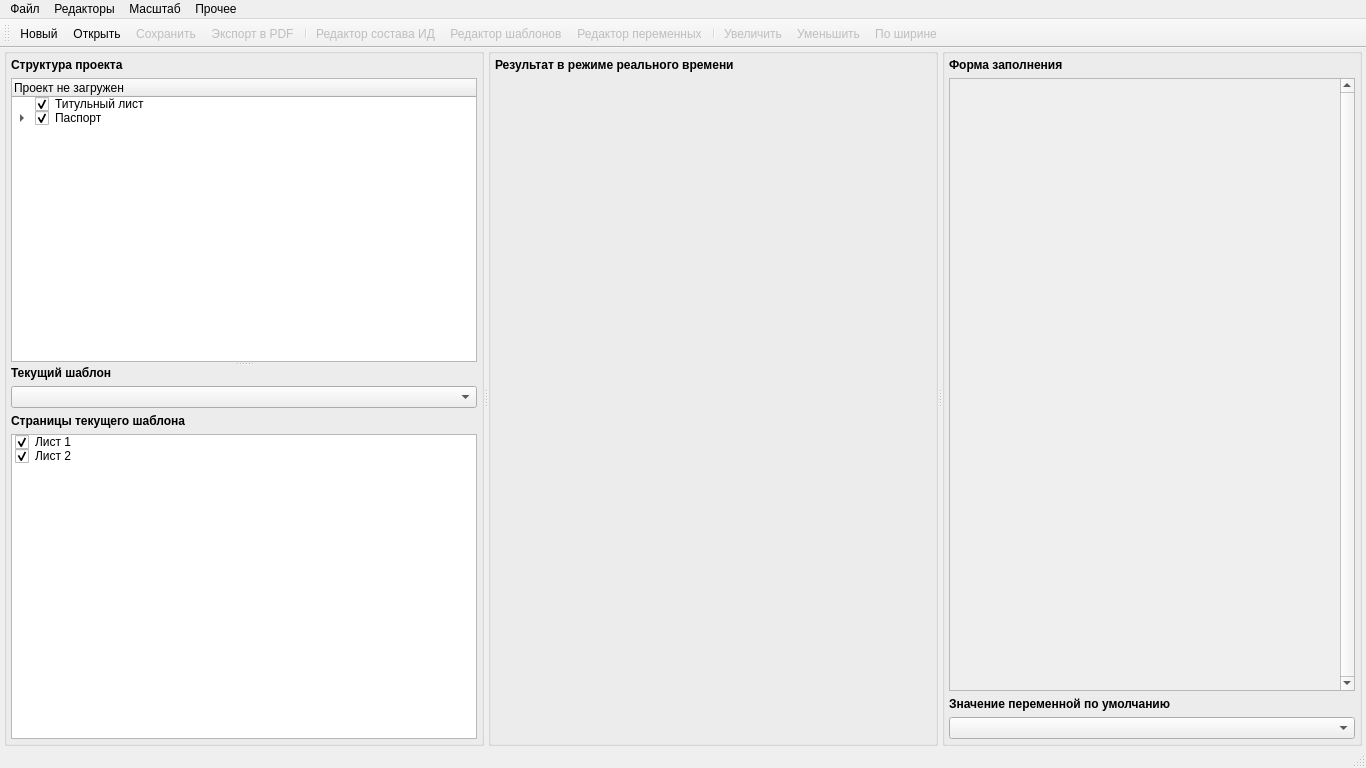
Qt form designer/mainwindow.ui (Artemako/auto-exec-doc) before a commit.
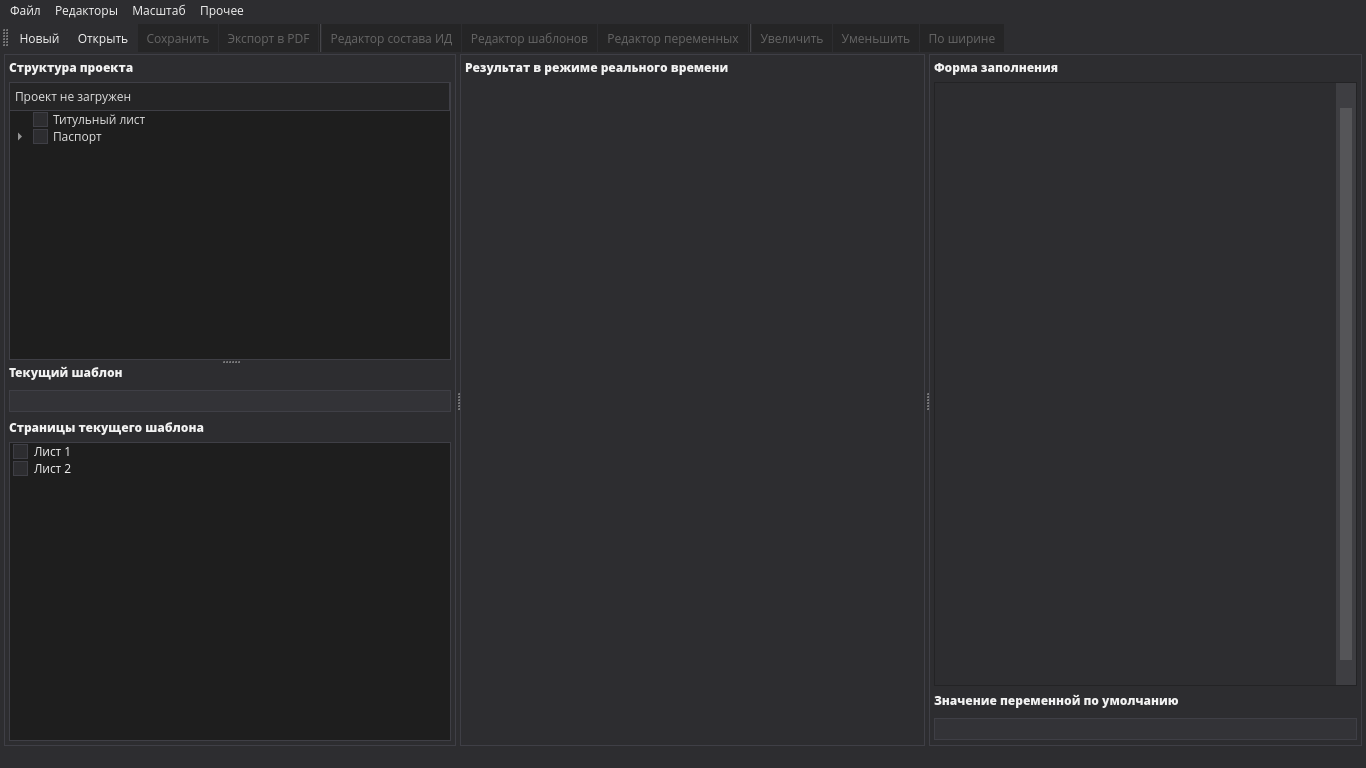
The same form after that commit. Icons and pictures are not drawn. Custom widgets are drawn as their Qt base class.

Diff of the .ui file:
```diff
--- a/designer/mainwindow.ui
+++ b/designer/mainwindow.ui
@@ -32,7 +32,932 @@
    <string>Автоматизация ИД</string>
   </property>
   <property name="styleSheet">
-   <string notr="true"/>
+   <string notr="true">
+/* For some reason applying background-color or border fixes paddings properties */
+QListWidget::item {
+    border-width: 0;
+}
+
+/* Don't override install label on download widget.
+     MO2 assigns color depending on download state */
+#installLabel {
+    color: none;
+}
+
+/* Make `background-color` work for :hover, :focus and :pressed states */
+QToolButton {
+    border: none;
+}
+
+* {
+    font-family: Open Sans;
+}
+
+/* Main Window */
+QWidget {
+    background-color: #2d2d30;
+    color: #f1f1f1;
+}
+
+QWidget::disabled {
+    color: #656565;
+}
+
+/* Common */
+/* remove outline */
+* {
+    outline: 0;
+}
+
+*:disabled,
+QListView::item:disabled,
+*::item:selected:disabled {
+    color: #656565;
+}
+
+/* line heights */
+/* QTreeView#fileTree::item - currently have problem with size column vertical
+     text align */
+#bsaList::item,
+#dataTree::item,
+#modList::item,
+#categoriesTree::item,
+#savegameList::item,
+#tabConflicts QTreeWidget::item {
+    padding: 0.3em 0;
+}
+
+QListView::item,
+QTreeView#espList::item {
+    /*
+    padding: 0.3em 0;
+    */
+}
+QListView#lw_pages_template::item {
+    padding: 0.2em 0;
+}
+
+/* to enable border color */
+QTreeView,
+QListView,
+QTextEdit,
+QWebView,
+QTableView {
+    border-style: solid;
+    border-width: 1px;
+}
+
+QAbstractItemView {
+    color: #dcdcdc;
+    background-color: #1e1e1e;
+    alternate-background-color: #262626;
+    border-color: #3f3f46;
+}
+
+QAbstractItemView::item:selected,
+QAbstractItemView::item:selected:hover,
+QAbstractItemView::item:alternate:selected,
+QAbstractItemView::item:alternate:selected:hover {
+    color: #f1f1f1;
+    background-color: #3399ff;
+}
+
+QAbstractItemView[filtered=true] {
+    border: 2px solid #f00 !important;
+}
+
+QAbstractItemView,
+QListView,
+QTreeView {
+    show-decoration-selected: 1;
+}
+
+QAbstractItemView::item:hover,
+QAbstractItemView::item:alternate:hover,
+QAbstractItemView::item:disabled:hover,
+QAbstractItemView::item:alternate:disabled:hover QListView::item:hover,
+QTreeView::branch:hover,
+QTreeWidget::item:hover {
+    background-color: rgba(51, 153, 255, 0.3);
+}
+
+QAbstractItemView::item:selected:disabled,
+QAbstractItemView::item:alternate:selected:disabled,
+QListView::item:selected:disabled,
+QTreeView::branch:selected:disabled,
+QTreeWidget::item:selected:disabled {
+    background-color: rgba(51, 153, 255, 0.3);
+}
+
+QTreeView::branch:selected,
+#bsaList::branch:selected {
+    background-color: #3399ff;
+}
+
+QLabel {
+    background-color: transparent;
+}
+
+LinkLabel {
+    qproperty-linkColor: #3399ff;
+}
+
+/* Left Pane &amp; File Trees #QTreeView, #QListView*/
+QTreeView::branch:closed:has-children {
+    image: url(:/png/resources/png/branch-closed.png);
+}
+
+QTreeView::branch:open:has-children {
+    image: url(:/png/resources/png/branch-open.png);
+}
+
+QListView::item {
+    color: #f1f1f1;
+}
+
+/* Text areas and text fields #QTextEdit, #QLineEdit, #QWebView */
+QTextEdit,
+QWebView,
+QLineEdit,
+QAbstractSpinBox,
+QAbstractSpinBox::up-button,
+QAbstractSpinBox::down-button,
+QComboBox {
+    background-color: #333337;
+    border-color: #3f3f46;
+}
+
+QLineEdit:hover,
+QAbstractSpinBox:hover,
+QTextEdit:hover,
+QComboBox:hover,
+QComboBox:editable:hover {
+    border-color: #007acc;
+}
+
+QLineEdit:focus,
+QAbstractSpinBox::focus,
+QTextEdit:focus,
+QComboBox:focus,
+QComboBox:editable:focus,
+QComboBox:on {
+    background-color: #3f3f46;
+    border-color: #3399ff;
+}
+
+QComboBox:on {
+    border-bottom-color: #3f3f46;
+}
+
+QLineEdit,
+QAbstractSpinBox {
+    min-height: 15px;
+    padding: 2px;
+    border-style: solid;
+    border-width: 1px;
+}
+
+QLineEdit {
+    margin-top: 0;
+}
+
+/* clear button */
+QLineEdit QToolButton,
+QLineEdit QToolButton:hover {
+    background: none;
+    margin-top: 1px;
+}
+
+QLineEdit#espFilterEdit QToolButton {
+    margin-top: -2px;
+    margin-bottom: 1px;
+}
+
+/* Drop-downs #QComboBox*/
+QComboBox {
+    min-height: 20px;
+    padding-left: 5px;
+    margin: 3px 0 1px 0;
+    border-style: solid;
+    border-width: 1px;
+}
+
+QComboBox:editable {
+    padding-left: 3px;
+    /* to enable hover styles */
+    background-color: transparent;
+}
+
+QComboBox::drop-down {
+    width: 20px;
+    subcontrol-origin: padding;
+    subcontrol-position: top right;
+    border: none;
+}
+
+QComboBox::down-arrow {
+    image: url(:/png/resources/png/combobox-down.png);
+}
+
+QComboBox QAbstractItemView {
+    background-color: #1b1b1c;
+    selection-background-color: #3f3f46;
+    border-color: #3399ff;
+    border-style: solid;
+    border-width: 0 1px 1px 1px;
+}
+
+/* Doesn't work http://stackoverflow.com/questions/13308341/qcombobox-abstractitemviewitem */
+/* QComboBox QAbstractItemView:item {
+    padding: 10px;
+    margin: 10px;
+} */
+/* Toolbar */
+QToolBar {
+    border: none;
+}
+
+QToolBar::separator {
+    border-left-color: #222222;
+    border-right-color: #46464a;
+    border-width: 0 1px 0 1px;
+    border-style: solid;
+    width: 0;
+}
+
+QToolButton {
+    padding: 4px;
+}
+
+QToolButton:hover, QToolButton:focus {
+    background-color: #3e3e40;
+}
+
+QToolButton:pressed {
+    background-color: #3399ff;
+}
+
+QToolButton::menu-indicator {
+    image: url(:/png/resources/png/combobox-down.png);
+    subcontrol-origin: padding;
+    subcontrol-position: center right;
+    padding-top: 10%;
+    padding-right: 5%;
+}
+
+/* Group Boxes #QGroupBox */
+QGroupBox {
+    border-color: #3f3f46;
+    border-style: solid;
+    border-width: 1px;
+    /*
+    padding: 1em 0.3em 0.3em 0.3em;
+    margin-top: 0.65em;
+    */
+}
+
+QGroupBox::title {
+    subcontrol-origin: margin;
+    subcontrol-position: top left;
+    padding: 2px;
+    left: 10px;
+}
+
+/* LCD Count */
+QLCDNumber {
+    border-color: #3f3f46;
+    border-style: solid;
+    border-width: 1px;
+}
+
+/* Buttons #QPushButton */
+QPushButton {
+    background-color: #333337;
+    border-color: #3f3f46;
+    min-height: 18px;
+    padding: 2px 5px;
+    border-style: solid;
+    border-width: 1px;
+}
+
+QPushButton:hover,
+QPushButton:checked,
+QAbstractSpinBox::up-button:hover,
+QAbstractSpinBox::down-button:hover {
+    background-color: #007acc;
+}
+
+QPushButton:focus {
+    border-color: #007acc;
+}
+
+QPushButton:pressed,
+QPushButton:checked:hover,
+QAbstractSpinBox::up-button:pressed,
+QAbstractSpinBox::down-button:pressed {
+    background-color: #1c97ea;
+}
+
+QPushButton:disabled,
+QAbstractSpinBox::up-button:disabled,
+QAbstractSpinBox::down-button:disabled {
+    background-color: #333337;
+    border-color: #3f3f46;
+}
+
+QPushButton::menu-indicator {
+    image: url(:/png/resources/png/combobox-down.png);
+    subcontrol-origin: padding;
+    subcontrol-position: center right;
+    padding-right: 5%;
+}
+
+/* Dialog buttons */
+QSlider::handle:horizontal,
+QSlider::handle:vertical {
+    color: #000000;
+    background-color: #dddddd;
+    border-color: #707070;
+    border-style: solid;
+    border-width: 1px;
+}
+
+QSlider::handle:horizontal:hover,
+QSlider::handle:vertical:hover,
+QSlider::handle:horizontal:pressed,
+QSlider::handle:horizontal:focus:pressed,
+QSlider::handle:vertical:pressed,
+QSlider::handle:vertical:focus:pressed {
+    background-color: #BEE6FD;
+    border-color: #3c7fb1;
+}
+
+QSlider::handle:horizontal:focus,
+QSlider::handle:vertical:focus {
+    background-color: #dddddd;
+    border-color: #3399ff;
+}
+
+
+QSlider::handle:horizontal:disabled,
+QSlider::handle:vertical:disabled {
+    background-color: #333337;
+    border-color: #3f3f46;
+}
+
+
+/* Check boxes and Radio buttons common #QCheckBox, #QRadioButton */
+QListView::indicator,
+QGroupBox::indicator,
+QTreeView::indicator,
+QCheckBox::indicator,
+QRadioButton::indicator {
+    background-color: #2d2d30;
+    border-color: #3f3f46;
+    width: 13px;
+    height: 13px;
+    border-style: solid;
+    border-width: 1px;
+}
+QListView::indicator:hover,
+QGroupBox::indicator:hover,
+QTreeView::indicator:hover,
+QCheckBox::indicator:hover,
+QRadioButton::indicator:hover {
+    background-color: #3f3f46;
+    border-color: #007acc;
+}
+QListView::indicator:checked,
+QGroupBox::indicator:checked,
+QTreeView::indicator:checked,
+QCheckBox::indicator:checked {
+    image: url(:/png/resources/png/checkbox-check.png);
+}
+QListView::indicator:checked:disabled,
+QGroupBox::indicator:disabled,
+QTreeView::indicator:checked:disabled,
+QCheckBox::indicator:checked:disabled {
+    image: url(:/png/resources/png/checkbox-check-disabled.png);
+}
+
+/* Check boxes special */
+QTreeView#modList::indicator {
+    width: 15px;
+    height: 15px;
+}
+
+/* Radio buttons #QRadioButton */
+QRadioButton::indicator {
+    border-radius: 7px;
+}
+
+QRadioButton::indicator::checked {
+    background-color: #B9B9BA;
+    border-width: 2px;
+    width: 11px;
+    height: 11px;
+}
+
+QRadioButton::indicator::checked:hover {
+    border-color: #3f3f46;
+}
+
+/* Spinners #QSpinBox, #QDoubleSpinBox */
+QAbstractSpinBox {
+    margin: 1px;
+}
+
+QAbstractSpinBox::up-button,
+QAbstractSpinBox::down-button {
+    border-style: solid;
+    border-width: 1px;
+    subcontrol-origin: padding;
+}
+
+QAbstractSpinBox::up-button {
+    subcontrol-position: top right;
+}
+
+QAbstractSpinBox::up-arrow {
+    image: url(:/png/resources/png/spinner-up.png);
+}
+
+QAbstractSpinBox::down-button {
+    subcontrol-position: bottom right;
+}
+
+QAbstractSpinBox::down-arrow {
+    image: url(:/png/resources/png/spinner-down.png);
+}
+
+/* Sliders #QSlider */
+QSlider::groove:horizontal {
+    background-color: #3f3f46;
+    border: none;
+    height: 8px;
+    margin: 2px 0;
+}
+
+QSlider::handle:horizontal {
+    width: 0.5em;
+    height: 2em;
+    margin: -7px 0;
+    subcontrol-origin: margin;
+}
+
+/* Scroll Bars #QAbstractScrollArea, #QScrollBar*/
+/* assigning background still leaves not filled area*/
+QAbstractScrollArea::corner {
+    background-color: transparent;
+}
+
+/* Horizontal */
+QScrollBar:horizontal {
+    height: 18px;
+    border: none;
+    margin: 0 23px 0 23px;
+}
+
+QScrollBar::handle:horizontal {
+    min-width: 32px;
+    margin: 4px 2px;
+}
+
+QScrollBar::add-line:horizontal {
+    width: 23px;
+    subcontrol-position: right;
+    subcontrol-origin: margin;
+}
+
+QScrollBar::sub-line:horizontal {
+    width: 23px;
+    subcontrol-position: left;
+    subcontrol-origin: margin;
+}
+
+/* Vertical */
+QScrollBar:vertical {
+    width: 20px;
+    border: none;
+    margin: 23px 0 23px 0;
+}
+
+QScrollBar::handle:vertical {
+    min-height: 32px;
+    margin: 2px 4px;
+}
+
+QScrollBar::add-line:vertical {
+    height: 23px;
+    subcontrol-position: bottom;
+    subcontrol-origin: margin;
+}
+
+QScrollBar::sub-line:vertical {
+    height: 23px;
+    subcontrol-position: top;
+    subcontrol-origin: margin;
+}
+
+/* Combined */
+QScrollBar {
+    background-color: #3e3e42;
+    border: none;
+}
+
+QScrollBar::handle {
+    background-color: #686868;
+}
+
+QScrollBar::add-line,
+QScrollBar::sub-line {
+    background-color: #3e3e42;
+    border: none;
+}
+
+/* QScrollBar::add-line:horizontal:hover,
+QScrollBar::sub-line:horizontal:hover,
+QScrollBar::add-line:vertical:hover,
+QScrollBar::sub-line:vertical:hover,
+QScrollBar::add-line:horizontal:pressed,
+QScrollBar::sub-line:horizontal:pressed,
+QScrollBar::add-line:vertical:pressed,
+QScrollBar::sub-line:vertical:pressed { } */
+QScrollBar::handle:hover {
+    background: #9e9e9e;
+}
+
+QScrollBar::handle:pressed {
+    background: #efebef;
+}
+
+QScrollBar::handle:disabled {
+    background: #555558;
+}
+
+QScrollBar::add-page,
+QScrollBar::sub-page {
+    background: transparent;
+}
+
+QScrollBar::up-arrow:vertical {
+    image: url(:/png/resources/png/scrollbar-up.png);
+}
+
+QScrollBar::up-arrow:vertical:hover {
+    image: url(:/png/resources/png/scrollbar-up-hover.png);
+}
+
+QScrollBar::up-arrow:vertical:disabled {
+    image: url(:/png/resources/png/scrollbar-up-disabled.png);
+}
+
+QScrollBar::right-arrow:horizontal {
+    image: url(:/png/resources/png/scrollbar-right.png);
+}
+
+QScrollBar::right-arrow:horizontal:hover {
+    image: url(:/png/resources/png/scrollbar-right-hover.png);
+}
+
+QScrollBar::right-arrow:horizontal:disabled {
+    image: url(:/png/resources/png/scrollbar-right-disabled.png);
+}
+
+QScrollBar::down-arrow:vertical {
+    image: url(:/png/resources/png/scrollbar-down.png);
+}
+
+QScrollBar::down-arrow:vertical:hover {
+    image: url(:/png/resources/png/scrollbar-down-hover.png);
+}
+
+QScrollBar::down-arrow:vertical:disabled {
+    image: url(:/png/resources/png/scrollbar-down-disabled.png);
+}
+
+QScrollBar::left-arrow:horizontal {
+    image: url(:/png/resources/png/scrollbar-left.png);
+}
+
+QScrollBar::left-arrow:horizontal:hover {
+    image: url(:/png/resources/png/scrollbar-left-hover.png);
+}
+
+QScrollBar::left-arrow:horizontal:disabled {
+    image: url(:/png/resources/png/scrollbar-left-disabled.png);
+}
+
+/* Header Rows and Tables (Configure Mod Categories) #QTableView, #QHeaderView */
+QTableView {
+    gridline-color: #3f3f46;
+    selection-background-color: #3399ff;
+    selection-color: #f1f1f1;
+}
+
+QTableView QTableCornerButton::section {
+    background: #252526;
+    border-color: #3f3f46;
+    border-style: solid;
+    border-width: 0 1px 1px 0;
+}
+
+QHeaderView {
+    border: none;
+}
+
+QHeaderView::section {
+    background: #252526;
+    border-color: #3f3f46;
+    padding: 3px 5px;
+    border-style: solid;
+    border-width: 0 1px 1px 0;
+}
+
+QHeaderView::section:hover {
+    background: #3e3e40;
+    color: #f6f6f6;
+}
+
+QHeaderView::section:last {
+    border-right: 0;
+}
+
+QHeaderView::up-arrow {
+    image: url(:/png/resources/png/sort-asc.png);
+    width: 0px;
+}
+
+
+QHeaderView::down-arrow {
+    image: url(:/png/resources/png/sort-desc.png);
+    width: 0px;
+}
+
+
+/* Context menus, toolbar drop-downs #QMenu    */
+QMenu {
+    background-color: #1a1a1c;
+    border-color: #333337;
+    border-style: solid;
+    border-width: 1px;
+    padding: 2px;
+}
+
+QMenu::item {
+    background: transparent;
+    padding: 4px 20px;
+}
+
+QMenu::item:selected,
+QMenuBar::item:selected {
+    background-color: #333334;
+}
+
+QMenu::item:disabled {
+    background-color: transparent;
+}
+
+QMenu::separator {
+    background-color: #333337;
+    height: 1px;
+    margin: 1px 0;
+}
+
+QMenu::icon {
+    margin: 1px;
+}
+
+QMenu::right-arrow {
+    image: url(:/png/resources/png/sub-menu-arrow.png);
+    subcontrol-origin: padding;
+    subcontrol-position: center right;
+    padding-right: 0.5em;
+}
+
+QMenu QPushButton {
+    background-color: transparent;
+    border-color: #3f3f46;
+    margin: 1px 0 1px 0;
+}
+
+QMenu QCheckBox,
+QMenu QRadioButton {
+    background-color: transparent;
+    padding: 5px 2px;
+}
+
+/* Tool tips #QToolTip, #SaveGameInfoWidget */
+QToolTip,
+SaveGameInfoWidget {
+    background-color: #424245;
+    border-color: #4d4d50;
+    color: #f1f1f1;
+    border-style: solid;
+    border-width: 1px;
+    padding: 2px;
+}
+
+QStatusBar::item {
+    border: None;
+}
+
+/* Progress Bars (Downloads) #QProgressBar */
+QProgressBar {
+    background-color: #e6e6e6;
+    color: #000;
+    border-color: #bcbcbc;
+    text-align: center;
+    border-style: solid;
+    border-width: 1px;
+    margin: 0px;
+}
+
+QProgressBar::chunk {
+    background: #06b025;
+}
+
+DownloadListView[downloadView=standard]::item {
+    padding: 16px;
+}
+
+DownloadListView[downloadView=compact]::item {
+    padding: 4px;
+}
+
+/* Right Pane and Tab Bars #QTabWidget, #QTabBar */
+QTabWidget::pane {
+    border-color: #3f3f46;
+    border-top-color: #007acc;
+    top: 0;
+    border-style: solid;
+    border-width: 1px;
+}
+
+QTabWidget::pane:disabled {
+    border-top-color: #3f3f46;
+}
+
+QTabBar::tab {
+    background-color: transparent;
+    padding: 4px 1em;
+    border: none;
+}
+
+QTabBar::tab:hover {
+    background-color: #1c97ea;
+}
+
+QTabBar::tab:selected,
+QTabBar::tab:selected:hover {
+    background-color: #007acc;
+}
+
+QTabBar::tab:disabled {
+    background-color: transparent;
+    color: #656565;
+}
+
+QTabBar::tab:selected:disabled {
+    background-color: #3f3f46;
+}
+
+/* Scrollers */
+QTabBar QToolButton {
+    background-color: #333337;
+    border-color: #3f3f46;
+    padding: 1px;
+    margin: 0;
+    border-style: solid;
+    border-width: 1px;
+}
+
+QTabBar QToolButton:hover {
+    border-color: #007acc;
+    border-width: 1px;
+    border-style: solid;
+}
+
+QTabBar QToolButton:disabled,
+QTabBar QToolButton:pressed:hover {
+    background-color: #333337;
+}
+
+QTabBar::scroller {
+    width: 23px;
+    background-color: red;
+}
+
+QTabBar QToolButton::right-arrow {
+    image: url(:/png/resources/png/scrollbar-right.png);
+}
+
+QTabBar QToolButton::right-arrow:hover {
+    image: url(:/png/resources/png/scrollbar-right-hover.png);
+}
+
+QTabBar QToolButton::left-arrow {
+    image: url(:/png/resources/png/scrollbar-left.png);
+}
+
+QTabBar QToolButton::left-arrow:hover {
+    image: url(:/png/resources/png/scrollbar-left-hover.png);
+}
+
+/* Special styles */
+QWidget#tabImages QPushButton {
+    background-color: transparent;
+    margin: 0 0.3em;
+    padding: 0;
+}
+
+/* like dialog QPushButton*/
+QWidget#tabESPs QToolButton {
+    color: #000000;
+    background-color: #dddddd;
+    border-color: #707070;
+    border-style: solid;
+    border-width: 1px;
+}
+
+QWidget#tabESPs QToolButton:hover {
+    background-color: #BEE6FD;
+    border-color: #3c7fb1;
+}
+
+QWidget#tabESPs QToolButton:focus {
+    background-color: #dddddd;
+    border-color: #3399ff;
+}
+
+QWidget#tabESPs QToolButton:disabled {
+    background-color: #333337;
+    border-color: #3f3f46;
+}
+
+QTreeWidget#categoriesList {
+    /* min-width: 225px; */
+}
+
+QTreeWidget#categoriesList::item {
+    background-position: center left;
+    background-repeat: no-repeat;
+    padding: 0.35em 10px;
+}
+
+QTreeWidget#categoriesList::item:has-children {
+    background-image: url(:/png/resources/png/branch-closed.png);
+}
+
+QTreeWidget#categoriesList::item:has-children:open {
+    background-image: url(:/png/resources/png/branch-open.png);
+}
+
+QDialog#QueryOverwriteDialog QPushButton {
+    margin-left: 0.5em;
+}
+
+QDialog#PyCfgDialog QPushButton:hover {
+    background-color: #BEE6FD;
+}
+
+QLineEdit#modFilterEdit {
+    margin-top: 2px;
+}
+
+/* highlight unchecked BSAs */
+QWidget#bsaTab QTreeWidget::indicator:unchecked {
+    background-color: #3399ff;
+}
+
+/* increase version text field */
+QLineEdit#versionEdit {
+    max-width: 100px;
+}
+
+/* Dialogs width changes */
+/* increase width to prevent buttons cutting */
+QDialog#QueryOverwriteDialog {
+    min-width: 565px;
+}
+
+QDialog#ModInfoDialog {
+    min-width: 850px;
+}
+
+QLineEdit[valid-filter=false] {
+    background-color: #661111 !important;
+}
+
+/* собственное решение */
+QToolBar QToolButton:disabled {
+    background-color: #252526;
+}
+
+QToolBar QToolButton:checked {
+    background-color: #3399ff;
+}
+</string>
   </property>
   <widget class="QWidget" name="centralwidget">
    <layout class="QVBoxLayout" name="verticalLayout_6">
@@ -298,8 +1223,8 @@
             <rect>
              <x>0</x>
              <y>0</y>
-             <width>389</width>
-             <height>607</height>
+             <width>386</width>
+             <height>608</height>
             </rect>
            </property>
            <property name="mouseTracking">
@@ -347,7 +1272,7 @@
      <x>0</x>
      <y>0</y>
      <width>1366</width>
-     <height>22</height>
+     <height>20</height>
     </rect>
    </property>
    <widget class="QMenu" name="menu_file">
```
